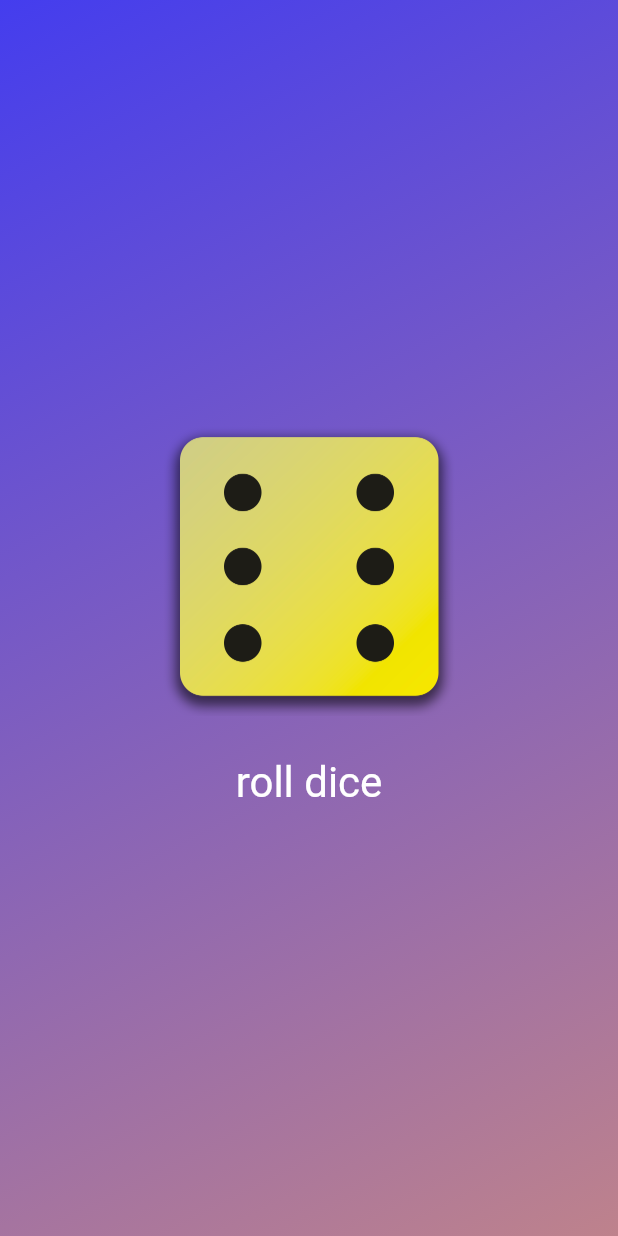
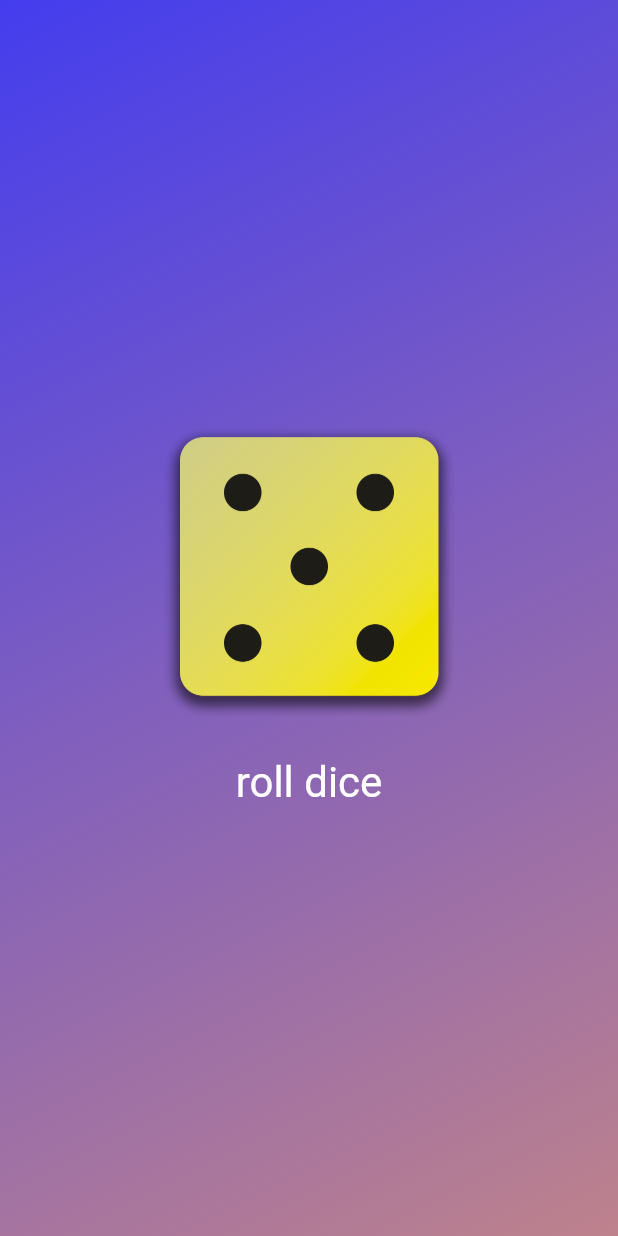
Before and after one commit to Vijay-Maramreddy/first_app, a Flutter app: the screen it shows after launch, after a tap on "roll dice", on a phone screen of 412 x 824 dp. Run offline on Flutter 3.47's test engine with Material 2 defaults, Android fonts, the phone set to English and light mode, and no system bars.

Commit message:
generating random dice image when pressed on roll -------------------------------------------------
here we need to import "dart.math";

here we need to create a variable var diceRoll=Random().nextInt(6)+1;

in dart we can attach a variable to string using $ followed by variable_name

so the code is changed as follows

```diff
--- a/lib/dice_roller.dart
+++ b/lib/dice_roller.dart
@@ -1,5 +1,5 @@
 import 'package:flutter/material.dart';
-
+import 'dart:math';
 import 'package:first_app/gradient_container.dart';
 
 class DiceRoller extends StatefulWidget {
@@ -14,11 +14,12 @@ class DiceRoller extends StatefulWidget {
 
 class _DiceRollerState extends State<DiceRoller> {
 
-  var activeDiceImage = 'assets/images/dice-5.png';
+  var currentDiceRoll=2;
 
   void rollDice() {
+
     setState(() {
-      activeDiceImage = 'assets/images/dice-6.png';
+      currentDiceRoll=Random().nextInt(6)+1;
     });
 
   }
@@ -28,7 +29,7 @@ class _DiceRollerState extends State<DiceRoller> {
     return Column(
         mainAxisSize: MainAxisSize.min,
         children: [
-          Image.asset(activeDiceImage, width: 200,),
+          Image.asset('assets/images/dice-$currentDiceRoll.png', width: 200,),
           const SizedBox(height: 20),
           TextButton(
             onPressed: rollDice,
--- a/pubspec.yaml
+++ b/pubspec.yaml
@@ -60,9 +60,12 @@ flutter:
 
   # To add assets to your application, add an assets section, like this:
   assets:
+    - assets/images/dice-1.png
+    - assets/images/dice-2.png
+    - assets/images/dice-3.png
+    - assets/images/dice-4.png
     - assets/images/dice-5.png
     - assets/images/dice-6.png
-
 
   # An image asset can refer to one or more resolution-specific "variants", see
   # https://flutter.dev/assets-and-images/#resolution-aware
```
Also changed, not shown: assets/images/dice-1.png (added), assets/images/dice-2.png (added), assets/images/dice-3.png (added), assets/images/dice-4.png (added).
